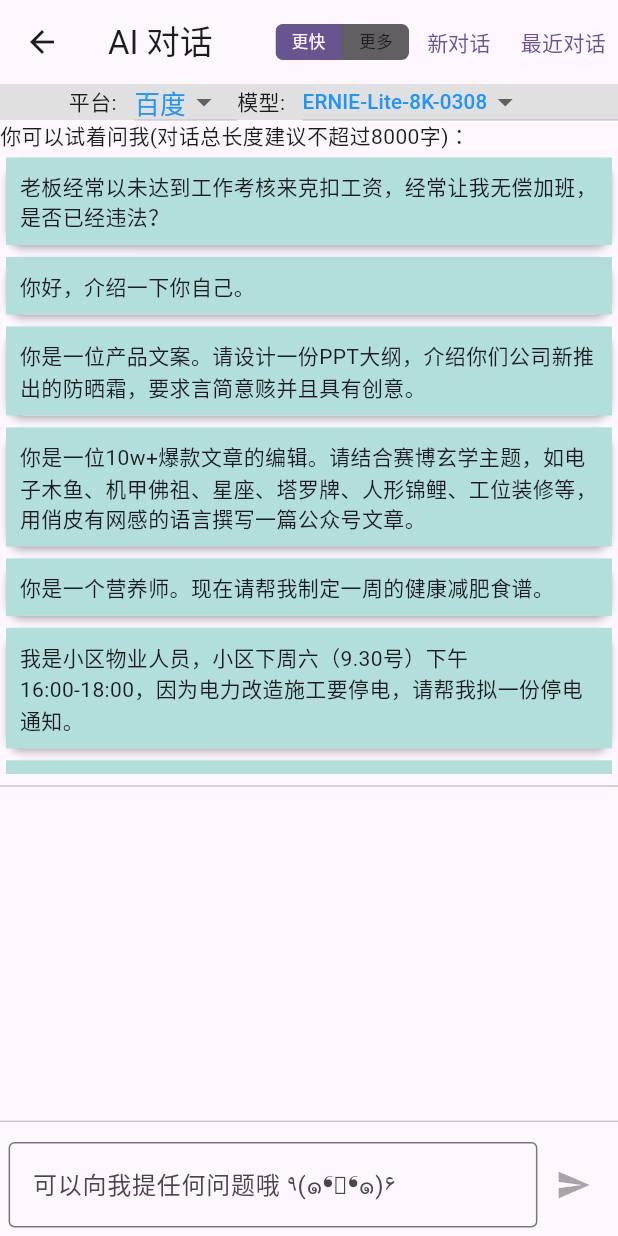
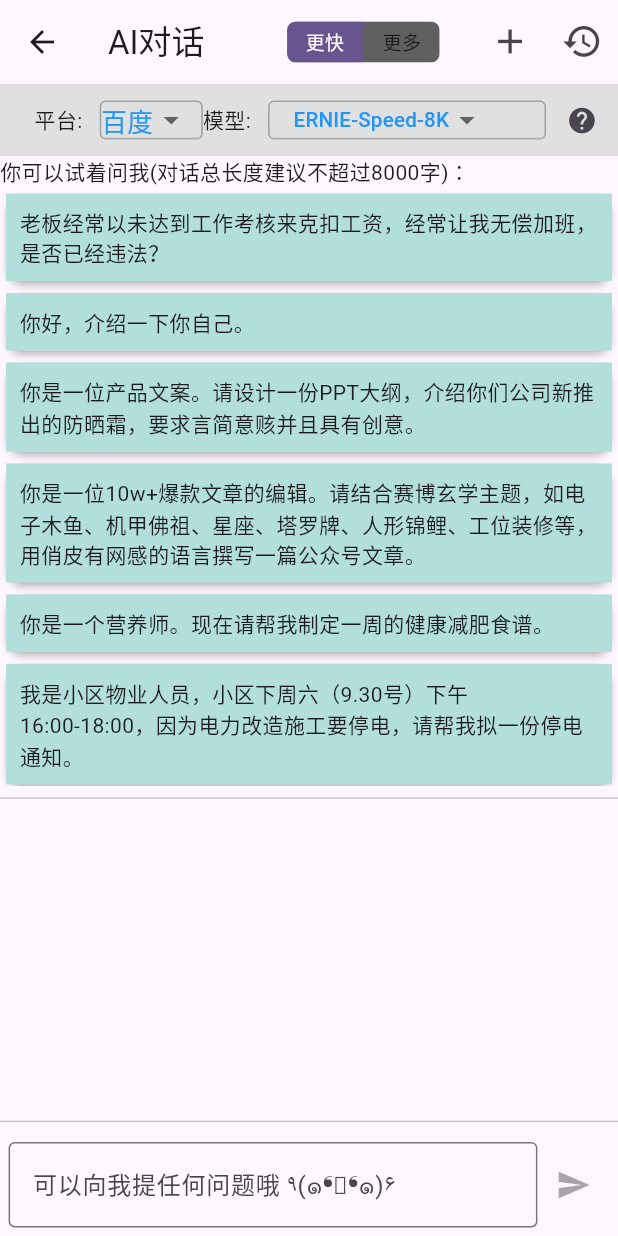
Before and after one commit to Sanotsu/ai-light-life, a Flutter app: the CommonChatScreen screen opened directly, on a phone screen of 412 x 824 dp. Run offline on Flutter 3.47's test engine with Material 3 defaults, Android fonts, the phone set to English and light mode, and no system bars; drawn by our look-alikes of toggle_switch; our stand-ins replace connectivity_plus, device_info_plus, dio, file_picker, flutter_easyloading, flutter_form_builder and 8 more; accounts and stored records are empty.

Commit message:
fix: AI 对话页面删除历史对话为当前对话时，返回初始对话状态；点击历史对话会替换当前对话而不是新开页面；其他显示细节。

```diff
--- a/lib/models/common_llm_info.dart
+++ b/lib/models/common_llm_info.dart
@@ -30,8 +30,9 @@
   baiduErnieSpeed8K,
   baiduErnieSpeed128K,
   // baiduErnieSpeedAppBuilder,
-  baiduErnieLite8K0922,
-  baiduErnieLite8K0308,
+  // baiduErnieLite8K0922, // 2024-07-04 下线
+  // baiduErnieLite8K0308,
+  baiduErnieLite8K, // 2024-06-12 有短信通知，使用不带日期后缀的为宜
   baiduErnieTiny8K,
   tencentHunyuanLite,
   aliyunQwen1p8BChat, // 1.8b -> 1point8b -> 1p8b
@@ -44,8 +45,9 @@
   PlatformLLM.baiduErnieSpeed8K: 'ernie_speed',
   PlatformLLM.baiduErnieSpeed128K: 'ernie-speed-128k',
   // PlatformLLM.baiduErnieSpeedAppBuilder: 'ai_apaas',
-  PlatformLLM.baiduErnieLite8K0922: 'eb-instant',
-  PlatformLLM.baiduErnieLite8K0308: 'ernie-lite-8k',
+  // PlatformLLM.baiduErnieLite8K0922: 'eb-instant',
+  // PlatformLLM.baiduErnieLite8K0308: 'ernie-lite-8k',
+  PlatformLLM.baiduErnieLite8K: 'ernie-lite-8k',
   PlatformLLM.baiduErnieTiny8K: 'ernie-tiny-8k',
   PlatformLLM.tencentHunyuanLite: 'hunyuan-lite', // 256k上下文，最大输出6k
   PlatformLLM.aliyunQwen1p8BChat: 'qwen-1.8b-chat', // 8k上下文，最大输出6k
@@ -57,8 +59,9 @@
   PlatformLLM.baiduErnieSpeed8K: 'ERNIE-Speed-8K',
   PlatformLLM.baiduErnieSpeed128K: 'ERNIE-Speed-128K',
   // PlatformLLM.baiduErnieSpeedAppBuilder: 'ERNIE-Speed-AppBuilder-8K-0322',
-  PlatformLLM.baiduErnieLite8K0922: 'ERNIE-Lite-8K-0922',
-  PlatformLLM.baiduErnieLite8K0308: 'ERNIE-Lite-8K-0308',
+  // PlatformLLM.baiduErnieLite8K0922: 'ERNIE-Lite-8K-0922',
+  // PlatformLLM.baiduErnieLite8K0308: 'ERNIE-Lite-8K-0308',
+  PlatformLLM.baiduErnieLite8K: 'ERNIE-Lite-8K',
   PlatformLLM.baiduErnieTiny8K: 'ERNIE-Tiny-8K',
   PlatformLLM.tencentHunyuanLite: '混元-Lite', // 256k上下文，最大输出6k
   PlatformLLM.aliyunQwen1p8BChat: '通义千问-开源版-1.8B', // 8k上下文，最大输出6k
@@ -66,16 +69,24 @@
 };
 
 // 模型对应的分类(比如短小的基础对话、专业的知识等)
-final Map<PlatformLLM, String> llmCategories = {
-  PlatformLLM.baiduErnieSpeed8K: '通用能力',
-  PlatformLLM.baiduErnieSpeed128K: '通用能力',
+final Map<PlatformLLM, String> llmDescriptions = {
+  PlatformLLM.baiduErnieSpeed8K:
+      'ERNIE Speed是百度2024年最新发布的自研高性能大语言模型，通用能力优异，适合作为基座模型进行精调，更好地处理特定场景问题，同时具备极佳的推理性能。\n\nERNIE-Speed-8K是模型的一个版本，上下文窗口为8K。',
+  PlatformLLM.baiduErnieSpeed128K:
+      'ERNIE Speed是百度2024年最新发布的自研高性能大语言模型，通用能力优异，适合作为基座模型进行精调，更好地处理特定场景问题，同时具备极佳的推理性能。\n\nERNIE-Speed-128K是模型的一个版本，上下文窗口为128K。。',
   // PlatformLLM.baiduErnieSpeedAppBuilder: '针对企业级大模型应用进行了专门的指令调优，在问答场景、智能体相关场景可以获得同等规模模型下更好的效果',
-  PlatformLLM.baiduErnieLite8K0922: '轻量级大语言模型，兼顾优异的模型效果与推理性能',
-  PlatformLLM.baiduErnieLite8K0308: '轻量级大语言模型，兼顾优异的模型效果与推理性能',
-  PlatformLLM.baiduErnieTiny8K: '部署与精调成本在文心系列模型中最低',
-  PlatformLLM.tencentHunyuanLite: '在NLP，代码，数学，行业等多项评测集上领先众多开源模型',
-  PlatformLLM.aliyunQwen1p8BChat: '通义千问对外开源的1.8B规模参数量的经过人类指令对齐的chat模型',
-  PlatformLLM.aliyunFaruiPlus32K: '通义法睿是以通义千问为基座经法律行业数据和知识专门训练的法律行业大模型产品',
+  // PlatformLLM.baiduErnieLite8K0922: '轻量级大语言模型，兼顾优异的模型效果与推理性能',
+  // PlatformLLM.baiduErnieLite8K0308: '轻量级大语言模型，兼顾优异的模型效果与推理性能',
+  PlatformLLM.baiduErnieLite8K:
+      'ERNIE Lite是百度自研的轻量级大语言模型，兼顾优异的模型效果与推理性能，适合低算力AI加速卡推理使用。',
+  PlatformLLM.baiduErnieTiny8K:
+      'ERNIE Tiny是百度自研的超高性能大语言模型，部署与精调成本在文心系列模型中最低。\n\nERNIE-Tiny-8K是模型的一个版本，上下文窗口为8K。',
+  PlatformLLM.tencentHunyuanLite:
+      '腾讯混元大模型(Tencent Hunyuan)是由腾讯研发的大语言模型，具备强大的中文创作能力，复杂语境下的逻辑推理能力，以及可靠的任务执行能力。\\nn混元-Lite 升级为MOE结构，上下文窗口为256k，在NLP，代码，数学，行业等多项评测集上领先众多开源模型。',
+  PlatformLLM.aliyunQwen1p8BChat:
+      '"通义千问-开源版-1.8B"是通义千问对外开源的1.8B规模参数量的经过人类指令对齐的chat模型，模型支持 8k tokens上下文，API限定用户输入为6k Tokens。',
+  PlatformLLM.aliyunFaruiPlus32K:
+      '"通义法睿"是以通义千问为基座经法律行业数据和知识专门训练的法律行业大模型产品，综合运用了模型精调、强化学习、 RAG检索增强、法律Agent技术，具有回答法律问题、推理法律适用、推荐裁判类案、辅助案情分析、生成法律文书、检索法律知识、审查合同条款等功能。',
 };
 
 ///
--- a/lib/views/agi_llm_sample/common_chat_screen.dart
+++ b/lib/views/agi_llm_sample/common_chat_screen.dart
@@ -20,13 +20,7 @@
 import 'widgets/message_item.dart';
 
 class CommonChatScreen extends StatefulWidget {
-  // 2024-06-01 点击最近的历史记录对话，可以加载到新的对话页面
-  // 那么需要一个标识获取该历史对话的内容
-  final String? chatSessionId;
-  const CommonChatScreen({
-    super.key,
-    this.chatSessionId,
-  });
+  const CommonChatScreen({super.key});
 
   @override
   State createState() => _CommonChatScreenState();
@@ -47,11 +41,11 @@
   final TextEditingController _titleController = TextEditingController();
 
   // 要修改最近对话列表中指定的某个对话的名称
-  final TextEditingController _selectionController = TextEditingController();
+  final _selectedTitleController = TextEditingController();
 
   /// 级联选择效果：云平台-模型名
   CloudPlatform selectedCloudPlatform = CloudPlatform.baidu;
-  PlatformLLM selectedLlm = PlatformLLM.baiduErnieLite8K0308;
+  PlatformLLM selectedLlm = PlatformLLM.baiduErnieSpeed8K;
 
   // AI是否在思考中(如果是，则不允许再次发送)
   bool isBotThinking = false;
@@ -95,16 +89,6 @@
     // "一个长方体的棱长和是144厘米，它的长、宽、高之比是4:3:2，长方体的体积是多少？",
   ];
 
-  @override
-  void initState() {
-    // 2024-06-01 为了通用，就在外面传入对话记录编号
-    if (widget.chatSessionId != null) {
-      _getChatInfo(widget.chatSessionId!);
-    }
-
-    super.initState();
-  }
-
   /// 获取指定对话列表
   _getChatInfo(String chatId) async {
     print("调用了getChatInfo----------");
@@ -117,15 +101,19 @@
         // 如果有存是哪个模型，也默认选中该模型
         // ？？？2024-06-11 虽然同一个对话现在可以切换平台和模型了，但这里只是保留第一次对话取的值
         // 后面对话过程中切换平台和模型，只会在该次对话过程中有效
-        var temp = llmModels.entries
+        var tempLlms = llmModels.entries
             .where((e) => e.value == list.first.llmName)
             .toList();
 
-        if (temp.isNotEmpty) {
-          selectedLlm = temp.first.key;
+        var tempCps = CloudPlatform.values
+            .where((e) => e.name.contains(list.first.cloudPlatformName ?? ""))
+            .toList();
+
+        // 避免麻烦，两个都不为空才显示；否则还是预设的
+        if (tempLlms.isNotEmpty && tempCps.isNotEmpty) {
+          selectedLlm = tempLlms.first.key;
+          selectedCloudPlatform = tempCps.first;
         }
-
-        print("list.first----${list.first}");
 
         // 查到了db中的历史记录，则需要替换成当前的(父页面没选择历史对话进来就是空，则都不会有这个函数)
         messages = chatSession!.messages;
@@ -308,88 +296,7 @@
   @override
   Widget build(BuildContext context) {
     return Scaffold(
-      appBar: AppBar(
-        title: const Text('AI 对话'),
-        actions: [
-          // TextButton(
-          //   onPressed: () {
-          //     // _dbHelper.deleteDB();
-          //     _dbHelper.showTableNameList();
-          //   },
-          //   child: const Text("切换模型"),
-          // ),
-          // buildB(),
-
-          SizedBox(width: 10.sp),
-
-          /// 选择“更快”就使用流式请求，否则就一般的非流式
-          ToggleSwitch(
-            minHeight: 24,
-            minWidth: 44.0,
-            fontSize: 11.0,
-            cornerRadius: 5.0,
-            dividerMargin: 0.0,
-            // isVertical: true,
-            // // 激活时按钮的前景背景色
-            // activeFgColor: Colors.black,
-            // activeBgColor: [Colors.green],
-            // // 未激活时的前景背景色
-            // inactiveBgColor: Colors.grey,
-            // inactiveFgColor: Colors.white,
-            initialLabelIndex: isStream ? 0 : 1,
-            totalSwitches: 2,
-            labels: const ['更快', '更多'],
-            // radiusStyle: true,
-            onToggle: (index) {
-              print('switched to: $index');
-
-              setState(() {
-                isStream = index == 0 ? true : false;
-              });
-
-              print('isStream to: $isStream');
-            },
-          ),
-
-          /// 创建新对话
-          TextButton(
-            onPressed: () {
-              // 建立新对话就是把已有的对话清空就好(因为保存什么的在发送消息时就处理了)？？？
-              setState(() {
-                chatSession = null;
-                messages.clear();
-              });
-            },
-            child: const Text("新对话"),
-          ),
-          Builder(
-            builder: (BuildContext context) {
-              return IconButton(
-                icon: Text(
-                  '最近对话',
-                  style: TextStyle(color: Theme.of(context).primaryColor),
-                ),
-                onPressed: () async {
-                  // 获取历史记录
-
-                  //  await _dbHelper.deleteDB();
-
-                  var a = await _dbHelper.queryChatList();
-
-                  setState(() {
-                    chatHsitory = a;
-                  });
-                  print("历史记录$a");
-
-                  if (!mounted) return;
-                  // ignore: use_build_context_synchronously
-                  Scaffold.of(context).openEndDrawer();
-                },
-              );
-            },
-          ),
-        ],
-      ),
+      appBar: buildAppbarArea(),
       body: Column(
         mainAxisAlignment: MainAxisAlignment.center,
         crossAxisAlignment: CrossAxisAlignment.start,
@@ -397,7 +304,10 @@
           /// 构建可切换云平台和模型的行
           Container(
             color: Colors.grey[300],
+            child: Padding(
+              padding: EdgeInsets.only(left: 20.sp),
               child: buildPlatAndLlmRow(),
+            ),
           ),
 
           /// 如果对话是空，显示预设的问题
@@ -435,20 +345,104 @@
     );
   }
 
+  /// 构建appbar区域
+  buildAppbarArea() {
+    return AppBar(
+      title: const Text('AI对话'),
+      actions: [
+        // TextButton(
+        //   onPressed: () {
+        //     // _dbHelper.deleteDB();
+        //     _dbHelper.showTableNameList();
+        //   },
+        //   child: const Text("切换模型"),
+        // ),
+        // buildB(),
+
+        /// 选择“更快”就使用流式请求，否则就一般的非流式
+        ToggleSwitch(
+          minHeight: 24.sp,
+          minWidth: 44.sp,
+          fontSize: 11.sp,
+          cornerRadius: 5.sp,
+          dividerMargin: 0.sp,
+          // isVertical: true,
+          // // 激活时按钮的前景背景色
+          // activeFgColor: Colors.black,
+          // activeBgColor: [Colors.green],
+          // // 未激活时的前景背景色
+          // inactiveBgColor: Colors.grey,
+          // inactiveFgColor: Colors.white,
+          initialLabelIndex: isStream ? 0 : 1,
+          totalSwitches: 2,
+          labels: const ['更快', '更多'],
+          // radiusStyle: true,
+          onToggle: (index) {
+            print('switched to: $index');
+
+            setState(() {
+              isStream = index == 0 ? true : false;
+            });
+
+            print('isStream to: $isStream');
+          },
+        ),
+        SizedBox(width: 20.sp),
+
+        /// 创建新对话
+        IconButton(
+          onPressed: () {
+            // 建立新对话就是把已有的对话清空就好(因为保存什么的在发送消息时就处理了)？？？
+            setState(() {
+              chatSession = null;
+              messages.clear();
+            });
+          },
+          icon: Icon(Icons.add, size: 24.sp),
+        ),
+        Builder(
+          builder: (BuildContext context) {
+            return IconButton(
+              // icon: Text(
+              //   '最近对话',
+              //   style: TextStyle(
+              //     fontSize: 12.sp,
+              //     color: Theme.of(context).primaryColor,
+              //   ),
+              // ),
+              icon: Icon(Icons.history, size: 24.sp),
+              onPressed: () async {
+                // 获取历史记录
+
+                //  await _dbHelper.deleteDB();
+
+                var a = await _dbHelper.queryChatList();
+
+                setState(() {
+                  chatHsitory = a;
+                });
+                print("历史记录$a");
+
+                if (!mounted) return;
+                // ignore: use_build_context_synchronously
+                Scaffold.of(context).openEndDrawer();
+              },
+            );
+          },
+        ),
+      ],
+    );
+  }
+
   /// 构建在对话历史中的对话标题列表
   buildGestureItems(ChatSession e) {
     return GestureDetector(
       onTap: () {
         Navigator.of(context).pop();
-
-        Navigator.push(
-          context,
-          MaterialPageRoute(
-            builder: (context) => CommonChatScreen(
-              chatSessionId: e.uuid,
-            ),
-          ),
-        );
+        // 点击了知道历史对话，则替换当前对话
+        setState(() {
+          _getChatInfo(e.uuid);
+        });
       },
       child: Card(
         child: Row(
@@ -532,6 +526,14 @@
               setState(() {
                 chatHsitory = b;
               });
+
+              // 2024-06-11 如果删除的历史对话，就是当前对话，那就要跳到新开对话页面
+              if (chatSession?.uuid == e.uuid) {
+                setState(() {
+                  chatSession = null;
+                  messages.clear();
+                });
+              }
             }
           });
         },
@@ -552,7 +554,7 @@
       child: IconButton(
         onPressed: () {
           setState(() {
-            _selectionController.text = e.title;
+            _selectedTitleController.text = e.title;
           });
           showDialog(
             context: context,
@@ -560,7 +562,7 @@
               return AlertDialog(
                 title: Text("修改对话记录标题:", style: TextStyle(fontSize: 18.sp)),
                 content: TextField(
-                  controller: _selectionController,
+                  controller: _selectedTitleController,
                   maxLines: 2,
                   // autofocus: true,
                   // onChanged: (v) {
@@ -586,7 +588,7 @@
           ).then((value) async {
             if (value == true) {
               var temp = e;
-              temp.title = _selectionController.text.trim();
+              temp.title = _selectedTitleController.text.trim();
               // 修改对话的标题
               _dbHelper.updateChatSession(temp);
 
@@ -608,7 +610,7 @@
     );
   }
 
-  /// 修改自动生成对话的标题
+  /// 修改当前正在对话的自动生成对话的标题
   updateChatTile() {
     setState(() {
       _titleController.text = chatSession!.title;
@@ -668,11 +670,15 @@
     return Row(
       mainAxisAlignment: MainAxisAlignment.center,
       children: [
-        SizedBox(width: 40.sp),
         const Text("平台:"),
         SizedBox(width: 10.sp),
         SizedBox(
           width: 60.sp,
+          child: Container(
+            decoration: BoxDecoration(
+              border: Border.all(color: Colors.grey, width: 1.0),
+              borderRadius: BorderRadius.circular(4),
+            ),
             child: DropdownButton<CloudPlatform?>(
               value: selectedCloudPlatform,
               isDense: true,
@@ -690,13 +696,21 @@
               onChanged: onCloudPlatformChanged,
             ),
           ),
+        ),
 
         const Text("模型:"),
         SizedBox(width: 10.sp),
         Expanded(
+          // 下拉框有个边框，需要放在容器中
+          child: Container(
+            decoration: BoxDecoration(
+              border: Border.all(color: Colors.grey, width: 1.0),
+              borderRadius: BorderRadius.circular(4),
+            ),
             child: DropdownButton<PlatformLLM?>(
               value: selectedLlm,
               isDense: true,
+              alignment: AlignmentDirectional.centerEnd,
               items: PlatformLLM.values
                   .where((m) => m.name.startsWith(selectedCloudPlatform.name))
                   .map((e) => DropdownMenuItem<PlatformLLM>(
@@ -715,8 +729,36 @@
               },
             ),
           ),
+        ),
+        IconButton(
+          onPressed: () {
+            _showHelpDialog(context, llmDescriptions[selectedLlm] ?? "");
+          },
+          icon: Icon(Icons.help, size: 18.sp),
+          iconSize: 20.sp,
+        ),
         //
       ],
+    );
+  }
+
+  void _showHelpDialog(BuildContext context, String text) {
+    showDialog(
+      context: context,
+      builder: (BuildContext context) {
+        return AlertDialog(
+          title: const Text('模型说明'),
+          content: Text(text),
+          actions: <Widget>[
+            TextButton(
+              child: const Text('关闭'),
+              onPressed: () {
+                Navigator.of(context).pop();
+              },
+            ),
+          ],
+        );
+      },
     );
   }
 
--- a/pubspec.yaml
+++ b/pubspec.yaml
@@ -49,7 +49,7 @@
   flutter_form_builder: ^9.3.0 # 表单组件
   form_builder_validators: ^10.0.1 # 表单验证
   uuid: ^4.4.0 # uuid
-  flutter_markdown: ^0.7.1 # 使用md格式显示大模型的响应
+  flutter_markdown: ^0.7.2 # 使用md格式显示大模型的响应
   dio: ^5.4.3+1 # http client
   connectivity_plus: ^6.0.3
   pretty_dio_logger: ^1.3.1
@@ -58,6 +58,8 @@
   permission_handler: ^11.3.1
   archive: ^3.6.1
   device_info_plus: ^10.1.0
+  animated_text_kit: ^4.2.2 # 动画文本特效工具，上次更新2022-06-05 但用户多
+  toggle_switch: ^2.3.0 # 第三方的切换按钮
 
 dev_dependencies:
   flutter_test:
```
Also changed, not shown: pubspec.lock, 1 other file. Lines whose indentation alone changed are shown as unchanged.
